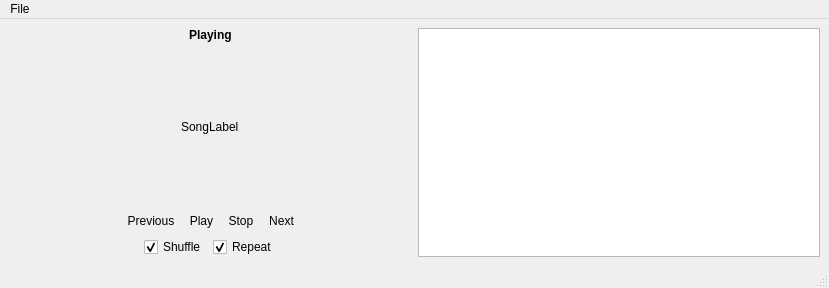
praetorg/pycli-music-player, file design.ui: the form before one commit.
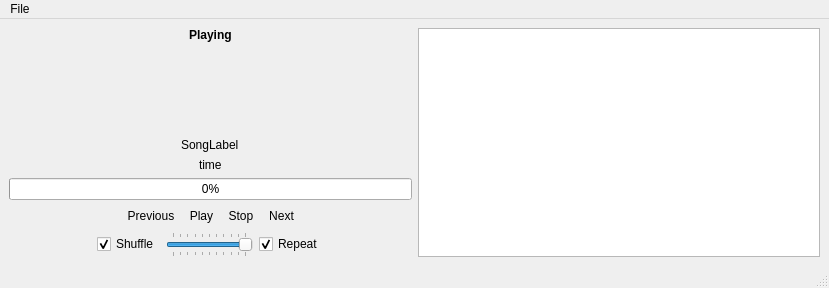
The form after the commit. Icons and pictures are not drawn.

Commit message: Added volume support

Patch:
```diff
--- a/design.ui
+++ b/design.ui
@@ -87,6 +87,19 @@
             </property>
            </widget>
           </item>
+          <item>
+           <spacer name="verticalSpacer">
+            <property name="orientation">
+             <enum>Qt::Vertical</enum>
+            </property>
+            <property name="sizeHint" stdset="0">
+             <size>
+              <width>20</width>
+              <height>40</height>
+             </size>
+            </property>
+           </spacer>
+          </item>
           <item alignment="Qt::AlignHCenter|Qt::AlignTop">
            <widget class="QLabel" name="songLabel">
             <property name="sizePolicy">
@@ -109,6 +122,20 @@
             </property>
            </widget>
           </item>
+          <item alignment="Qt::AlignHCenter|Qt::AlignTop">
+           <widget class="QLabel" name="timeLabel">
+            <property name="text">
+             <string>time</string>
+            </property>
+           </widget>
+          </item>
+          <item>
+           <widget class="QProgressBar" name="progressBar">
+            <property name="value">
+             <number>0</number>
+            </property>
+           </widget>
+          </item>
          </layout>
         </item>
         <item>
@@ -267,6 +294,28 @@
             </property>
            </widget>
           </item>
+          <item>
+           <widget class="QSlider" name="volumeSlider">
+            <property name="maximum">
+             <number>100</number>
+            </property>
+            <property name="singleStep">
+             <number>10</number>
+            </property>
+            <property name="sliderPosition">
+             <number>100</number>
+            </property>
+            <property name="orientation">
+             <enum>Qt::Horizontal</enum>
+            </property>
+            <property name="tickPosition">
+             <enum>QSlider::TicksBothSides</enum>
+            </property>
+            <property name="tickInterval">
+             <number>10</number>
+            </property>
+           </widget>
+          </item>
           <item alignment="Qt::AlignHCenter">
            <widget class="QCheckBox" name="repeatBox">
             <property name="text">
```
The commit also changes 3 other files.
